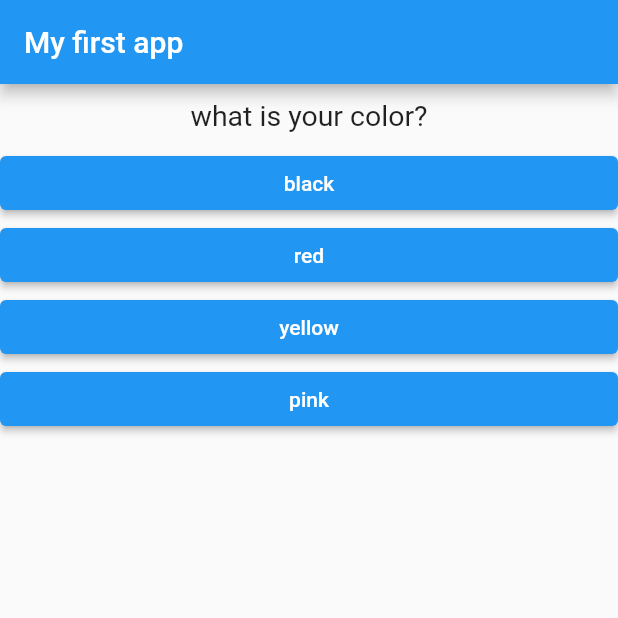
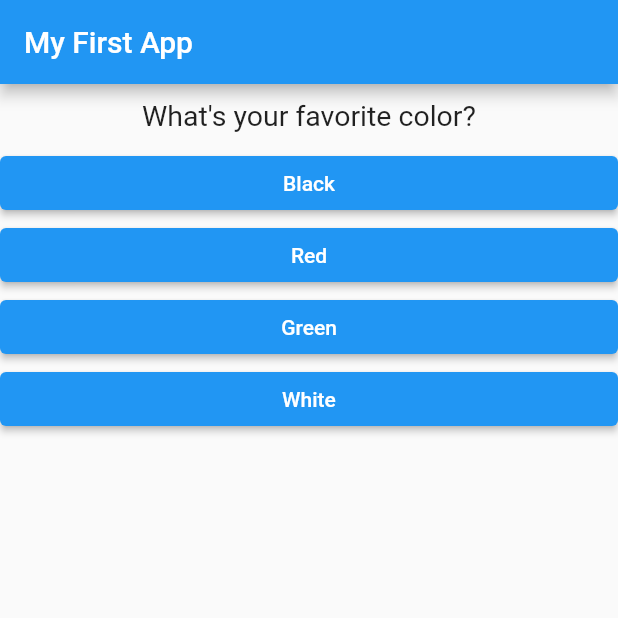
Before and after one commit to Ishaan-Wadhwa/flutter_complete_guide, a Flutter app: the screen it shows after launch, on a phone screen of 412 x 824 dp, the top half of it. Run offline on Flutter 3.47's test engine with Material 2 defaults, Android fonts, the phone set to English and light mode, and no system bars.

Commit message:
successfully debugged the app

```diff
--- a/lib/Answer.dart
+++ b/lib/answer_file.dart
@@ -1,10 +1,10 @@
 import 'package:flutter/material.dart';
-class Answer extends StatelessWidget
+class answer_file extends StatelessWidget
 {
   // const answer({super.key});
   final VoidCallback selectHandler;
   final String answerText;
-  Answer(this.selectHandler, this.answerText);
+  answer_file(this.selectHandler, this.answerText);
   @override
   Widget build(BuildContext context)
   {
--- a/lib/main.dart
+++ b/lib/main.dart
@@ -1,130 +1,66 @@
-// // import 'package:flutter/material.dart';
-// // import './question.dart';
-// // import './answer.dart';
+import 'package:flutter/material.dart';
 
-// //void main() => runApp(MyApp());
-// //shorthand for functions having single line of code.
-// // {
-// //   runApp(MyFirstApp());
-// // }
+import './question.dart';
+import './answer_file.dart';
 
-// // class MyApp extends StatefulWidget {
-// //   @override
-// //   State<StatefulWidget> createState() {
-// //     // TODO: implement createState
-// //     return _MyAppState();
-// //   }
-// // }
-
-// //class _MyAppState /*here the underscore makes the member a private member.*/ extends State< /*Here comes the name of the App*/ MyApp> {
-// /*StatelessWidget*/
-
-// // var questionindex = 0;
-// // var questions = [
-// //   {
-// //     'QuestionText': 'What is your fav color?',
-// //     'AnswerText': ['Black', 'Green', 'Red', 'Blue'],
-// //   },
-// //   {
-// //     'QuestionText': 'What is your fav fruit?',
-// //     'AnswerText': ['Apple', 'Orange', 'Banana', 'Grapes'],
-// //   },
-// //   {
-// //     'QuestionText': 'What is your fav car?',
-// //     'AnswerText': ['BMW', 'MERCEDES', 'AUDI', 'BENTLEY'],
-// //   }
-// // ];
-// // void printText() {
-// //   setState(() {
-// //     print(questionindex);
-// //     questionindex++;
-// //   });
-// // }
-
-// // @override
-// // Widget build(BuildContext context)
-// // {
-// //   return MaterialApp(
-// //       home: Scaffold(
-// //           appBar: AppBar(title: Text('My first Flutter Project')),
-// //           body: Column(children:
-// //           [
-// //             Question(questions.elementAt()),
-// //             Answer(printText),
-// //             /*ElevatedButton(
-// //                 child: Text('Answer 1'),
-// //                 onPressed:
-// //                     printText*/ /* Anonymous Functions*/ /*printText*/ /*null*/
-
-// //             Answer(
-// //                 printText), /*ElevatedButton(
-// //                 child: Text('Answer 2'),
-// //                 onPressed: printText*/ /* Anonymous Functions*/ /*printText*/
-// //             Answer(printText)
-// //               /*ElevatedButton(
-// //                   child: Text('Answer 3'),
-// //                   onPressed: printText*/ /* Anonymous Functions*/ /*printText*/
-// //             ]) /*Text('This is the default text.')*/));
-// //   }
-// // }
-
-// The static keyword is used for a class-level variable and method that is the same for every instance of a class, this means if a data member is static, it can be accessed without creating an object.
-
-import 'package:flutter/material.dart';
-import './question.dart';
-import './Answer.dart';
+// void main() {
+//   runApp(MyApp());
+// }
 
 void main() => runApp(MyApp());
 
-class MyApp extends StatefulWidget
-{
+class MyApp extends StatefulWidget {
   @override
-  State<StatefulWidget> createState() => _MyAppState();
+  State<StatefulWidget> createState() {
+    // TODO: implement createState
+    return _MyAppState();
+  }
 }
 
-int _questionIndex = 0;
-
-class _MyAppState extends State<MyApp>
-{
-  // var answer;
-  final questions = /*square brackets are used to initialise a map*/ const [
+class _MyAppState extends State<MyApp> {
+  final questions = const [
     {
-      'questionText': 'what is your color?',
-      'answers': ['black', 'red', 'yellow', 'pink']
+      'questionText': 'What\'s your favorite color?',
+      'answers': ['Black', 'Red', 'Green', 'White'],
     },
     {
-      'questionText': 'what is your favourite animal?',
-      'answer': ['Rabbit', 'dear', 'elephant', 'lion']
+      'questionText': 'What\'s your favorite animal?',
+      'answers': ['Rabbit', 'Snake', 'Elephant', 'Lion'],
     },
     {
-      'questionText': 'what is your favourite food?',
-      'answers': ['pizza', 'burger', 'fries', 'noodles']
-    }, //if never want to change the value of a variable then make it const.
-    //const variable must be initialised.
-    //if you know that the value of the variable will not change once initialised then make it final.
+      'questionText': 'Who\'s your favorite instructor?',
+      'answers': ['Max', 'Max', 'Max', 'Max'],
+    },
   ];
-  void _answerquestion() {
-    setState(()
-    {
+  var _questionIndex = 0;
+
+  void _answerQuestion() {
+    // var aBool = true;
+    // aBool = false;
+
+    setState(() {
       _questionIndex = _questionIndex + 1;
-      // _questionIndex = _questionIndex + 1;
     });
-    if (_questionIndex < questions.length)
-    {
-      print('some are left');
-    }
-    else
-    {
-      print('all are answered');
+    print(_questionIndex);
+    if (_questionIndex < questions.length) {
+      print('We have more questions!');
+    } else {
+      print('No more questions!');
     }
   }
 
   @override
   Widget build(BuildContext context) {
+    // var dummy = const ['Hello'];
+    // dummy.add('Max');
+    // print(dummy);
+    // dummy = [];
+    // questions = []; // does not work if questions is a const
+
     return MaterialApp(
       home: Scaffold(
         appBar: AppBar(
-          title: Text('My first app'),
+          title: Text('My First App'),
         ),
         body: _questionIndex < questions.length
             ? Column(
@@ -133,14 +69,14 @@ class _MyAppState extends State<MyApp>
                     questions[_questionIndex]['questionText'] as String,
                   ),
                   ...(questions[_questionIndex]['answers'] as List<String>)
-                      .map((answer)
-                      {
-                    return Answer(_answerquestion, answer);
-                      }
-                  ).toList()
+                      .map((answer) {
+                    return answer_file(_answerQuestion, answer);
+                  }).toList()
                 ],
               )
-            : Center(child: Text('you did it')),
+            : Center(
+                child: Text('You did it!'),
+              ),
       ),
     );
   }
--- a/lib/question.dart
+++ b/lib/question.dart
@@ -28,7 +28,7 @@
 // }
 
 import 'package:flutter/material.dart';
-import 'package:flutter_complete_guide/Answer.dart';
+import 'package:flutter_complete_guide/answer_file.dart';
 
 class Question extends StatelessWidget
 {
```
